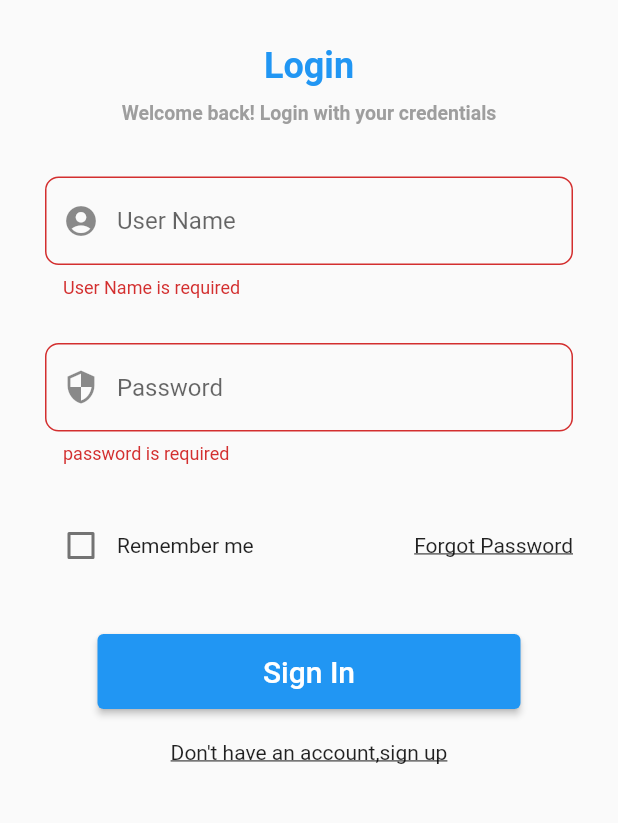
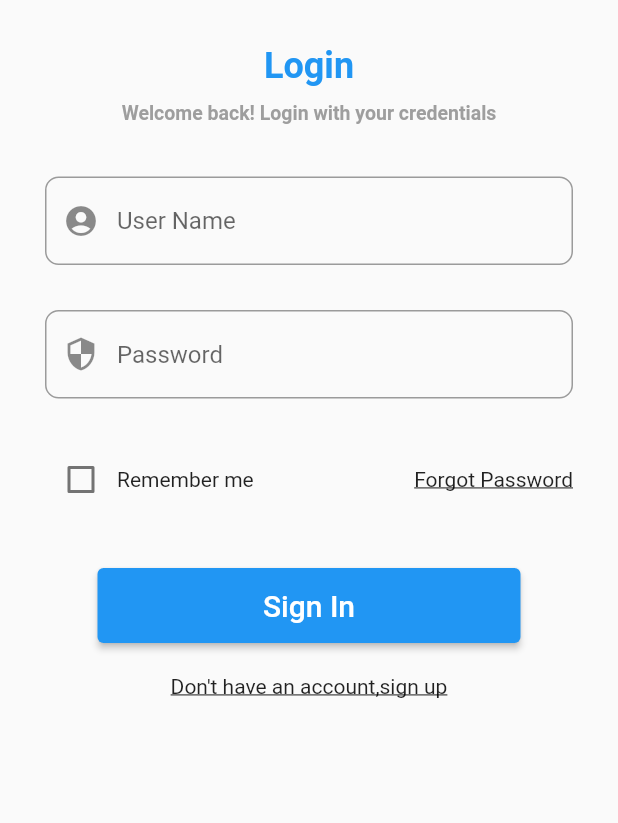
Before and after one commit to Fenillad-23/chatIn, a Flutter app: the screen it shows after launch, after a tap on "Sign In", on a phone screen of 412 x 824 dp, the part 248-1071 px from its top. Run offline on Flutter 3.47's test engine with Material 2 defaults, Android fonts, the phone set to English and light mode, and no system bars; our stand-ins replace lottie.

```diff
--- a/lib/login.dart
+++ b/lib/login.dart
@@ -13,6 +13,15 @@ class Login extends StatefulWidget {
 class _LoginState extends State<Login> {
   bool _value = false;
   final GlobalKey<FormState> _formKey = GlobalKey<FormState>();
+  final userNameController = TextEditingController();
+  final passwordController = TextEditingController();
+
+  void get_value() {
+    String username = userNameController.text;
+    String password = passwordController.text;
+    print('Login credentials: ' + username + "" + password);
+  }
+
   @override
   Widget build(BuildContext context) {
     return Scaffold(
@@ -71,8 +80,7 @@ class _LoginState extends State<Login> {
                         labelText: 'User Name',
                         hintText: 'Enter Your Name',
                       ),
-                      validator: (value) => Validators.userNameValidator(
-                          value!.trim(), "User Name", 15),
+                      controller: userNameController,
                     ),
                   ),
                   Padding(
@@ -87,9 +95,7 @@ class _LoginState extends State<Login> {
                           labelText: 'Password',
                           hintText: 'Enter your password',
                         ),
-                      validator: (value) => Validators.passwordValidator(
-                          value!.trim(), "password", 15),
-                    ),
+                        controller: passwordController),
                   ),
                   Padding(
                     padding: const EdgeInsets.all(15),
@@ -125,11 +131,7 @@ class _LoginState extends State<Login> {
                         left: 40, right: 40, top: 20, bottom: 20.0),
                     child: ElevatedButton(
                       onPressed: () {
-                        if (_formKey.currentState!.validate()) {
-                          // If the form is valid, display a Snackbar.
-                          Scaffold.of(context).showSnackBar(SnackBar(
-                              content: Text('Data is in processing.')));
-                        }
+                        get_value();
                       },
                       child: Ink(
                         decoration: BoxDecoration(
--- a/lib/validation/validation.dart
+++ b/lib/validation/validation.dart
@@ -9,6 +9,7 @@ class Validators {
     } else if (!regExp.hasMatch(namePtn)) {
       return "$type is invalid";
     }
+
     return null;
   }
 
--- a/pubspec.yaml
+++ b/pubspec.yaml
@@ -45,7 +45,7 @@ dev_dependencies:
   # activated in the `analysis_options.yaml` file located at the root of your
   # package. See that file for information about deactivating specific lint
   # rules and activating additional ones.
-  flutter_lints: ^1.0.0
+  # flutter_lints: ^1.0.0
 
 # For information on the generic Dart part of this file, see the
 # following page: https://dart.dev/tools/pub/pubspec
```
Also changed, not shown: lib/registration.dart (+36 -22 lines), pubspec.lock. Lines whose indentation alone changed are shown as unchanged.
